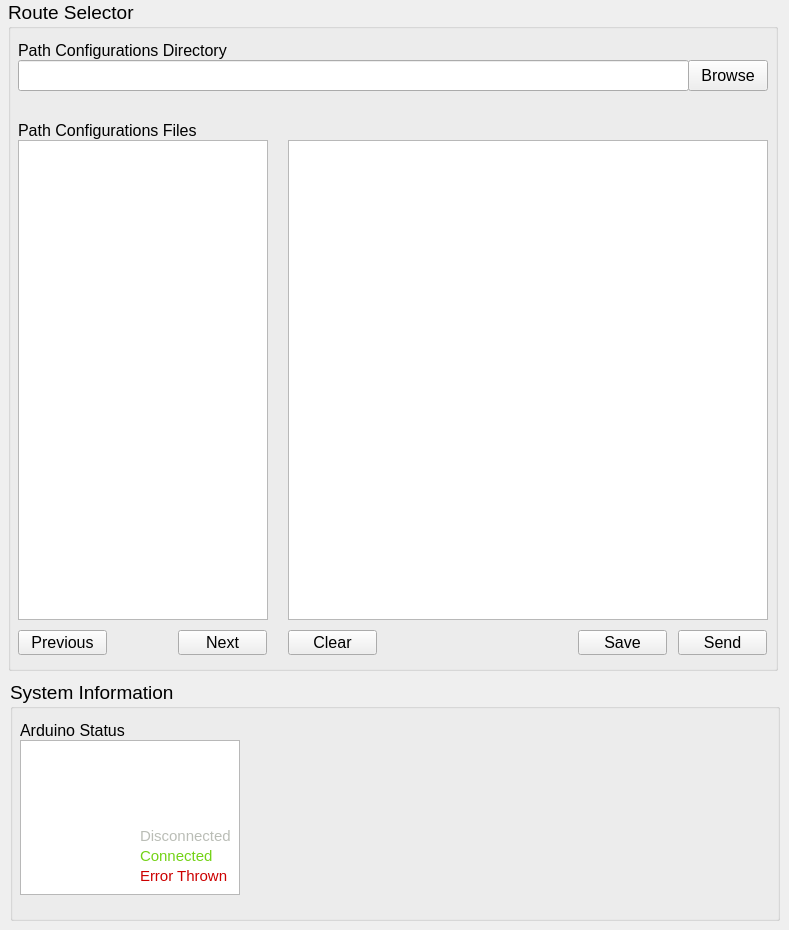
Qt form src/omniroute_operation/src/three_by_three_interface/interface.ui (NC4Lab/omniroute_ubuntu_ws) before a commit.
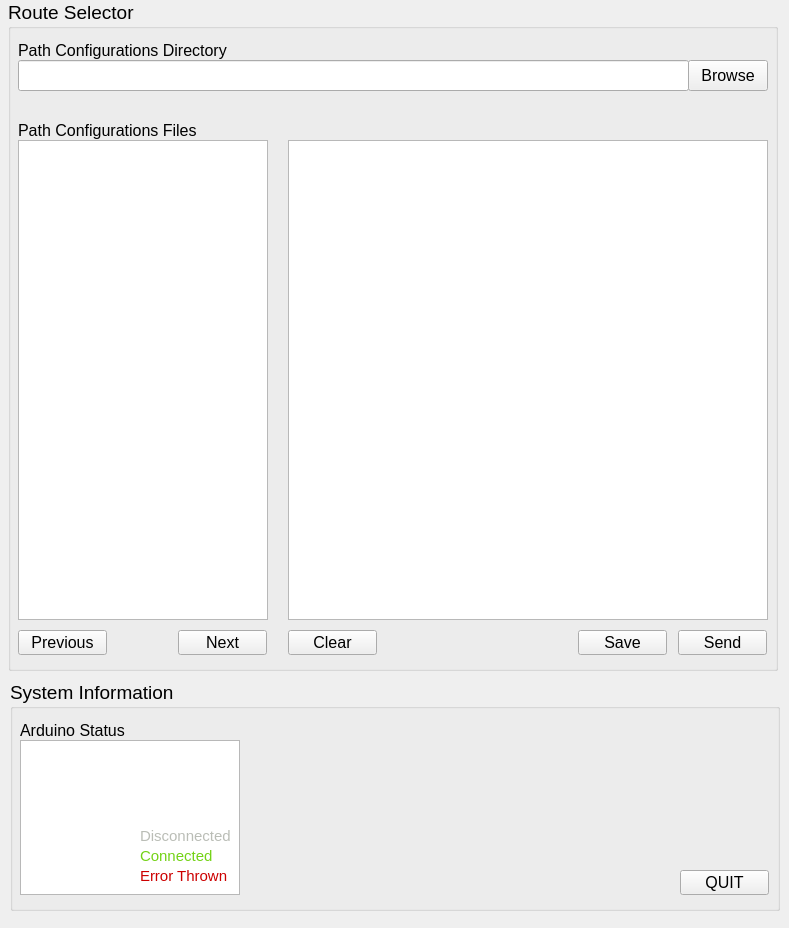
The same form after that commit.

What changed in the file:
```diff
--- a/src/omniroute_operation/src/three_by_three_interface/interface.ui
+++ b/src/omniroute_operation/src/three_by_three_interface/interface.ui
@@ -10,7 +10,7 @@
     <x>0</x>
     <y>0</y>
     <width>789</width>
-    <height>930</height>
+    <height>928</height>
    </rect>
   </property>
   <property name="windowTitle">
@@ -224,7 +224,7 @@
      <x>10</x>
      <y>680</y>
      <width>770</width>
-     <height>241</height>
+     <height>231</height>
     </rect>
    </property>
    <property name="font">
@@ -322,6 +322,24 @@
      <string>&lt;html&gt;&lt;head/&gt;&lt;body&gt;&lt;p&gt;&lt;span style=&quot; color:#cc0000;&quot;&gt;Error Thrown&lt;/span&gt;&lt;/p&gt;&lt;/body&gt;&lt;/html&gt;</string>
     </property>
    </widget>
+   <widget class="QPushButton" name="sysQuiteBtn">
+    <property name="geometry">
+     <rect>
+      <x>670</x>
+      <y>190</y>
+      <width>89</width>
+      <height>25</height>
+     </rect>
+    </property>
+    <property name="font">
+     <font>
+      <pointsize>12</pointsize>
+     </font>
+    </property>
+    <property name="text">
+     <string>QUIT</string>
+    </property>
+   </widget>
   </widget>
  </widget>
  <resources/>
```
